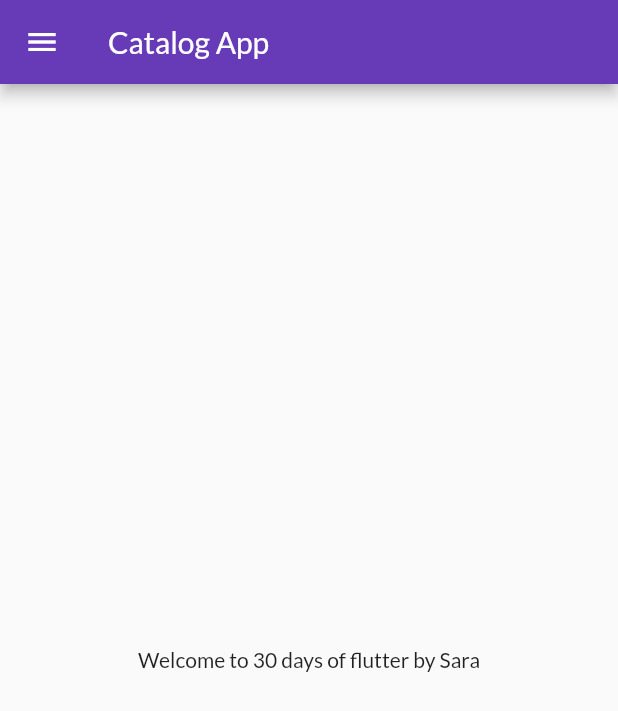
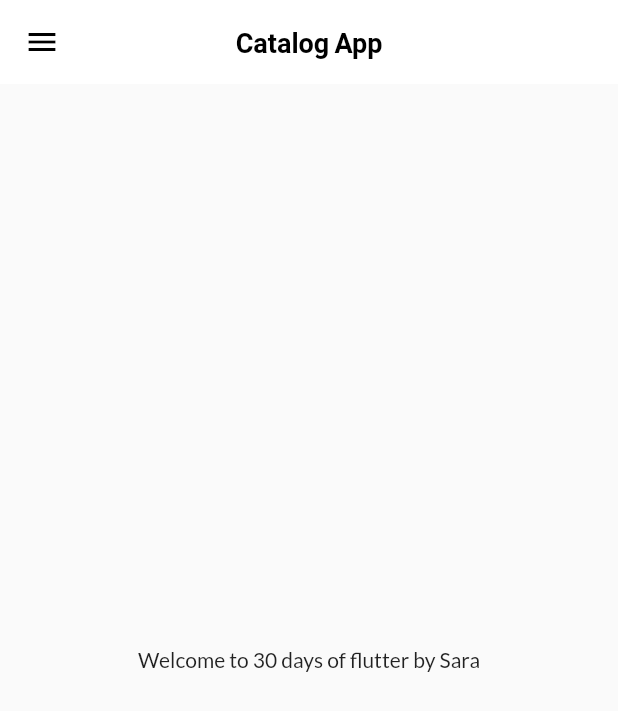
Before and after one commit to Jhersyvb/flutter_catalog, a Flutter app: the HomePage screen opened by its route, on a phone screen of 412 x 824 dp. Shown: the top 711 px of the screen. Run offline on Flutter 3.47's test engine with Material 2 defaults, Android fonts, the phone set to English and light mode, and no system bars; our stand-ins replace google_fonts.

Commit message:
Themes extracted

```diff
--- a/lib/main.dart
+++ b/lib/main.dart
@@ -1,8 +1,8 @@
 import 'package:flutter/material.dart';
+import 'pages/home_page.dart';
+import 'pages/login_page.dart';
 import 'utils/routes.dart';
-import 'pages/login_page.dart';
-import 'pages/home_page.dart';
-import 'package:google_fonts/google_fonts.dart';
+import 'widgets/themes.dart';
 
 void main() {
   runApp(MyApp());
@@ -15,13 +15,8 @@ class MyApp extends StatelessWidget {
   Widget build(BuildContext context) {
     return MaterialApp(
       themeMode: ThemeMode.light,
-      theme: ThemeData(
-        primarySwatch: Colors.deepPurple,
-        fontFamily: GoogleFonts.lato().fontFamily,
-      ),
-      darkTheme: ThemeData(
-        brightness: Brightness.dark,
-      ),
+      theme: MyTheme.lightTheme(context),
+      darkTheme: MyTheme.darkTheme(context),
       initialRoute: '/',
       routes: {
         "/": (context) => LoginPage(),
--- /dev/null
+++ b/lib/widgets/themes.dart
@@ -0,0 +1,25 @@
+import 'package:flutter/cupertino.dart';
+import 'package:flutter/material.dart';
+import 'package:google_fonts/google_fonts.dart';
+
+class MyTheme {
+  static ThemeData lightTheme(BuildContext context) => ThemeData(
+        primarySwatch: Colors.deepPurple,
+        fontFamily: GoogleFonts.lato().fontFamily,
+        appBarTheme: AppBarTheme(
+          color: Colors.white,
+          elevation: 0.0,
+          iconTheme: IconThemeData(color: Colors.black),
+          centerTitle: true,
+          titleTextStyle: TextStyle(
+            color: Colors.black,
+            fontSize: 18,
+            fontWeight: FontWeight.bold,
+          ),
+        ),
+      );
+
+  static ThemeData darkTheme(BuildContext context) => ThemeData(
+        brightness: Brightness.dark,
+      );
+}
```
